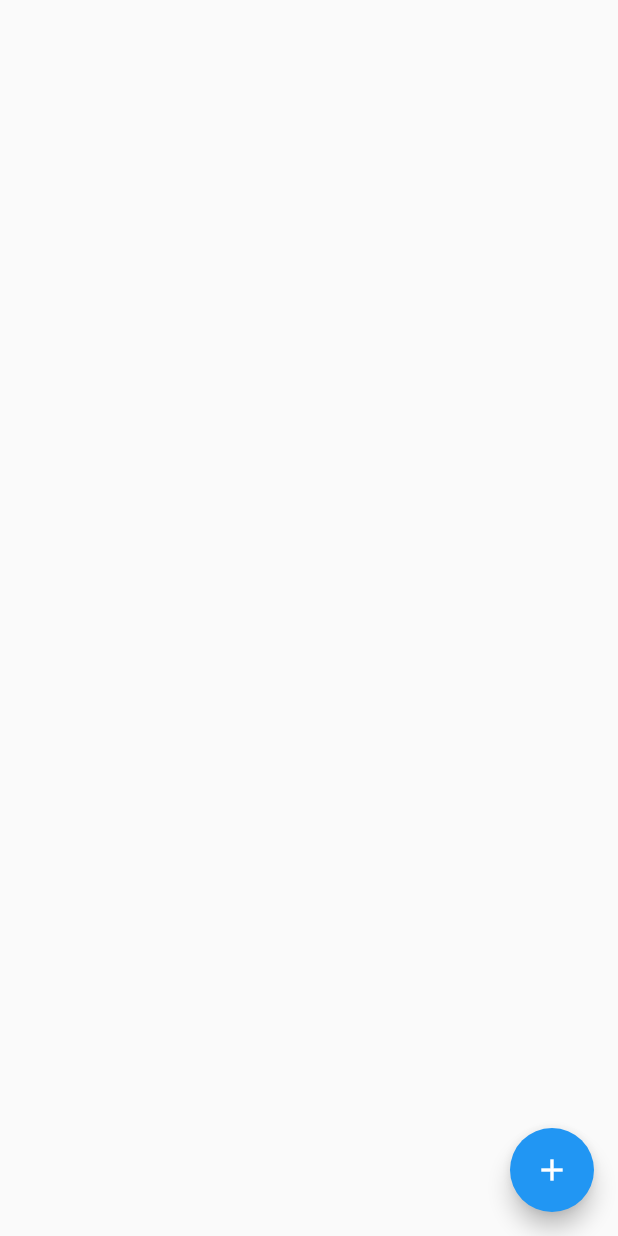
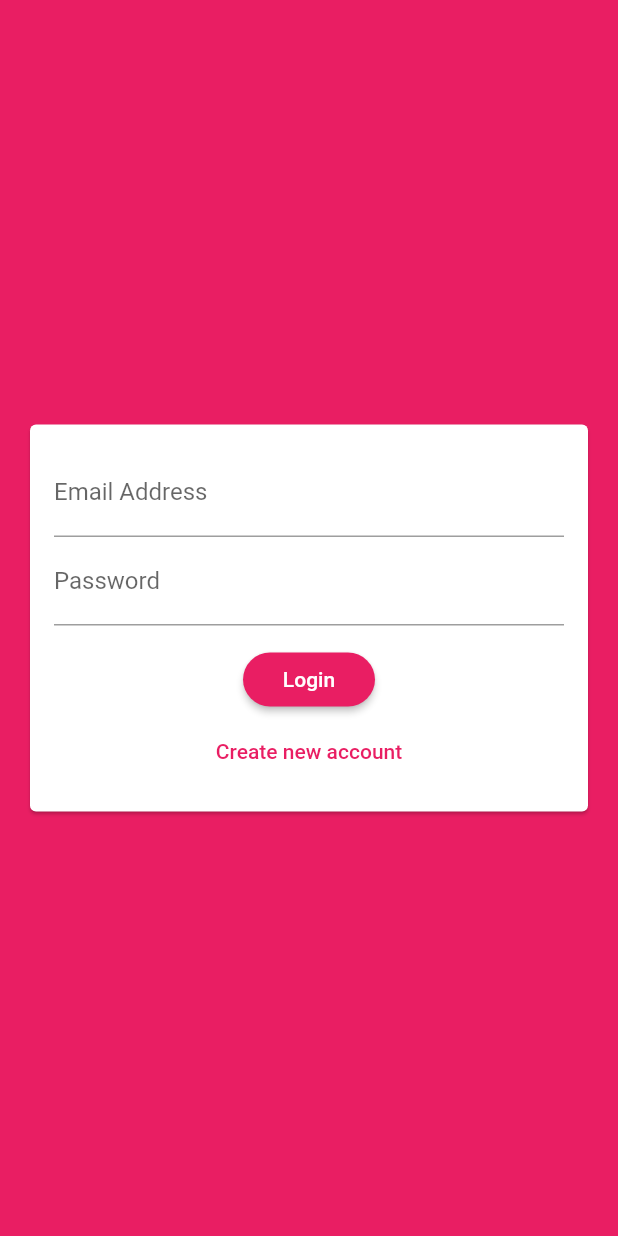
Before and after one commit to ewajs/flutter-chat, a Flutter app: the screen it shows after launch, on a phone screen of 412 x 824 dp. Run offline on Flutter 3.47's test engine with Material 2 defaults, Android fonts, the phone set to English and light mode, and no system bars; our stand-ins replace cloud_firestore; accounts and stored records are empty.

Commit message:
Auth Screen and Form

```diff
--- a/lib/main.dart
+++ b/lib/main.dart
@@ -1,6 +1,7 @@
 import 'package:flutter/material.dart';
 
 import './screens/chat_screen.dart';
+import './screens/auth_screen.dart';
 
 void main() {
   runApp(MyApp());
@@ -13,9 +14,17 @@ class MyApp extends StatelessWidget {
     return MaterialApp(
       title: 'Flutter Chat',
       theme: ThemeData(
-        primarySwatch: Colors.blue,
+        primarySwatch: Colors.pink,
+        backgroundColor: Colors.pink,
+        accentColor: Colors.deepPurple,
+        accentColorBrightness: Brightness.dark,
+        buttonTheme: ButtonTheme.of(context).copyWith(
+            buttonColor: Colors.pink,
+            textTheme: ButtonTextTheme.primary,
+            shape: RoundedRectangleBorder(
+                borderRadius: BorderRadius.circular(20))),
       ),
-      home: ChatScreen(),
+      home: AuthScreen(),
     );
   }
 }
--- a/lib/screens/auth_screen.dart
+++ b/lib/screens/auth_screen.dart
@@ -0,0 +1,18 @@
+import 'package:flutter/material.dart';
+
+import '../widgets/auth/auth_form.dart';
+
+class AuthScreen extends StatefulWidget {
+  @override
+  _AuthScreenState createState() => _AuthScreenState();
+}
+
+class _AuthScreenState extends State<AuthScreen> {
+  @override
+  Widget build(BuildContext context) {
+    return Scaffold(
+      backgroundColor: Theme.of(context).primaryColor,
+      body: AuthForm(),
+    );
+  }
+}
--- /dev/null
+++ b/lib/widgets/auth/auth_form.dart
@@ -0,0 +1,111 @@
+import 'package:flutter/material.dart';
+
+class AuthForm extends StatefulWidget {
+  @override
+  _AuthFormState createState() => _AuthFormState();
+}
+
+class _AuthFormState extends State<AuthForm> {
+  final _formKey = GlobalKey<FormState>();
+  String _userEmail;
+  String _userName;
+  String _userPassword;
+
+  var _isLogin = true;
+
+  void _trySubmit() {
+    final isValid = _formKey.currentState.validate();
+    FocusScope.of(context).unfocus();
+
+    if (isValid) {
+      _formKey.currentState.save();
+      print(_userEmail);
+      print(_userName);
+      print(_userPassword);
+    }
+  }
+
+  @override
+  Widget build(BuildContext context) {
+    return Center(
+      child: Card(
+        margin: EdgeInsets.all(20),
+        child: SingleChildScrollView(
+          child: Padding(
+            padding: EdgeInsets.all(16),
+            child: Form(
+              key: _formKey,
+              child: Column(
+                mainAxisSize: MainAxisSize.min,
+                children: [
+                  TextFormField(
+                    key: ValueKey('email'),
+                    validator: (value) {
+                      if (value.isEmpty || !value.contains('@')) {
+                        return 'Please enter a valid email address.';
+                      }
+                      return null;
+                    },
+                    onSaved: (value) {
+                      _userEmail = value;
+                    },
+                    keyboardType: TextInputType.emailAddress,
+                    decoration: InputDecoration(
+                      labelText: 'Email Address',
+                    ),
+                  ),
+                  if (!_isLogin)
+                    TextFormField(
+                      key: ValueKey('username'),
+                      validator: (value) {
+                        if (value.isEmpty || value.length < 4) {
+                          return 'Username must be at least 4 characters long.';
+                        }
+                        return null;
+                      },
+                      onSaved: (value) {
+                        _userName = value;
+                      },
+                      decoration: InputDecoration(labelText: 'Username'),
+                    ),
+                  TextFormField(
+                    key: ValueKey('password'),
+                    validator: (value) {
+                      if (value.isEmpty || value.length < 7) {
+                        return 'Password must be at least 7 characters long.';
+                      }
+                      return null;
+                    },
+                    onSaved: (value) {
+                      _userPassword = value;
+                    },
+                    decoration: InputDecoration(labelText: 'Password'),
+                    obscureText: true,
+                  ),
+                  SizedBox(
+                    height: 12,
+                  ),
+                  RaisedButton(
+                    child: Text(_isLogin ? 'Login' : 'Sign Up'),
+                    onPressed: _trySubmit,
+                  ),
+                  FlatButton(
+                    textColor: Theme.of(context).primaryColor,
+                    child: Text(_isLogin
+                        ? 'Create new account'
+                        : 'Already have an account'),
+                    onPressed: () {
+                      setState(() {
+                        _isLogin = !_isLogin;
+                      });
+                    },
+                  )
+                ],
+              ),
+            ),
+          ),
+        ),
+      ),
+    );
+  }
+}
```
